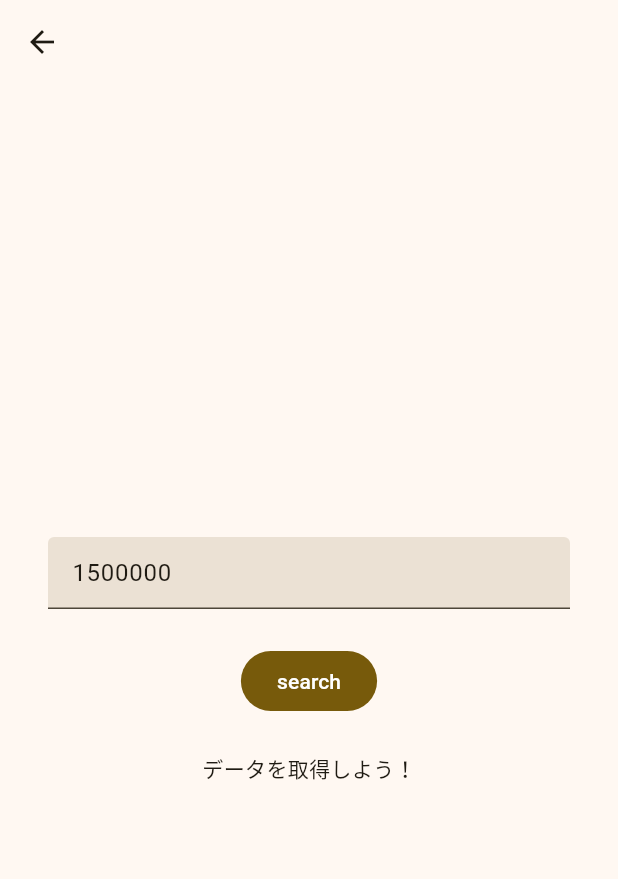
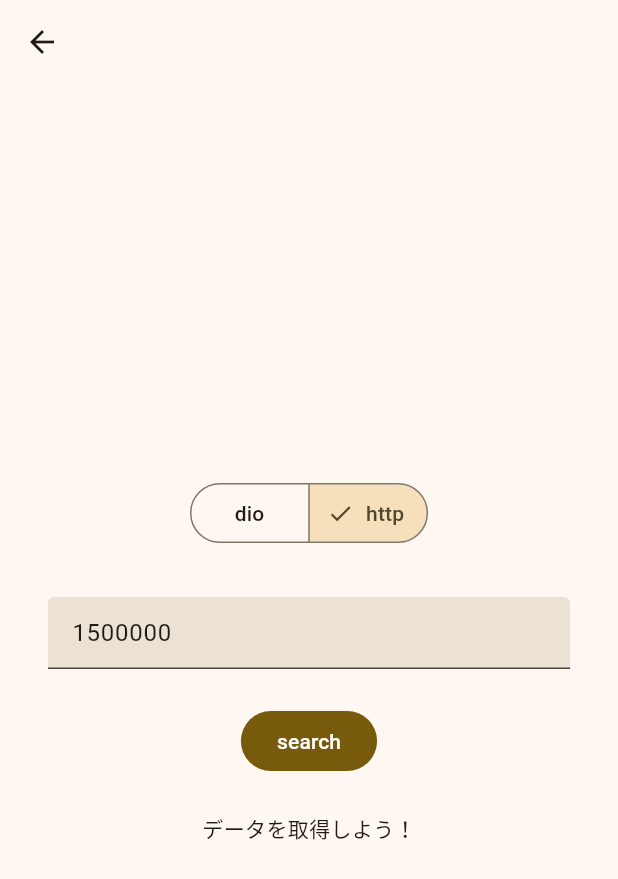
Before and after one commit to Zudah228/flutter_http_package_playground, a Flutter app: the screen it shows after launch, after a tap on "zipcloud", on a phone screen of 412 x 824 dp. Shown: the top 879 px of the screen. Run offline on Flutter 3.47's test engine with Material 3 defaults, Android fonts, the phone set to English and light mode, and no system bars; our stand-ins replace dio, freezed_annotation, logger.

Commit message:
feat: 依存性注入できるようにしたり

```diff
--- a/lib/pages/zipcloud/repository/implements/zipcloud_repository_dio_impl.dart
+++ b/lib/pages/zipcloud/repository/implements/zipcloud_repository_dio_impl.dart
@@ -7,6 +7,8 @@ import '../../models/zipcloud_address_list.dart';
 import '../zipcloud_repository.dart';
 
 class ZipcloudRepositoryDioImpl implements ZipcloudRepository {
+  ZipcloudRepositoryDioImpl();
+
   final _dio = Dio(
     BaseOptions(
       validateStatus: (_) => true,
--- a/lib/pages/zipcloud/repository/zipcloud_repository.dart
+++ b/lib/pages/zipcloud/repository/zipcloud_repository.dart
@@ -18,3 +18,9 @@ abstract class ZipcloudRepository {
     required String zipcode,
   });
 }
+
+enum ZipcloudRepositoryImplements {
+  http,
+  dio,
+  ;
+}
--- a/lib/pages/zipcloud/zipcloud_page.dart
+++ b/lib/pages/zipcloud/zipcloud_page.dart
@@ -4,6 +4,8 @@ import 'package:flutter/material.dart';
 
 import 'models/zipcloud_address_list.dart';
 import 'repository/implements/zipcloud_repository_dio_impl.dart';
+import 'repository/implements/zipcloud_repository_http_impl.dart';
+import 'repository/zipcloud_repository.dart';
 
 class ZipcloudPage extends StatefulWidget {
   const ZipcloudPage._();
@@ -27,14 +29,19 @@ class _ZipcloudPageState extends State<ZipcloudPage> {
   Completer<ZipcloudAddressList>? _completer;
   Future<ZipcloudAddressList?>? get _future => _completer?.future;
 
+  ZipcloudRepositoryImplements _repositoryImplement =
+      ZipcloudRepositoryImplements.http;
+  ZipcloudRepository get _repository => switch (_repositoryImplement) {
+        ZipcloudRepositoryImplements.http => ZipcloudRepositoryHttpImpl(),
+        ZipcloudRepositoryImplements.dio => ZipcloudRepositoryDioImpl(),
+      };
+
   Future<void> _search() async {
     await _completer?.future;
 
     setState(() {
       _completer = Completer()
-        // TODO(tsuda): bloc かなんかで DI
-        ..complete(ZipcloudRepositoryDioImpl()
-            .search(zipcode: _textEditingController.text));
+        ..complete(_repository.search(zipcode: _textEditingController.text));
     });
   }
 
@@ -48,6 +55,25 @@ class _ZipcloudPageState extends State<ZipcloudPage> {
           child: Column(
             mainAxisAlignment: MainAxisAlignment.center,
             children: [
+              SegmentedButton(
+                segments: const [
+                  ButtonSegment(
+                    value: ZipcloudRepositoryImplements.dio,
+                    label: Text('dio'),
+                  ),
+                  ButtonSegment(
+                    value: ZipcloudRepositoryImplements.http,
+                    label: Text('http'),
+                  ),
+                ],
+                selected: {_repositoryImplement},
+                onSelectionChanged: (p0) {
+                  _repositoryImplement =
+                      p0.firstOrNull ?? ZipcloudRepositoryImplements.http;
+                  setState(() {});
+                },
+              ),
+              const SizedBox(height: 32),
               TextField(
                 controller: _textEditingController,
               ),
```
Also changed, not shown: lib/utils/logger/http_io_logger.dart (+34 -10 lines).
